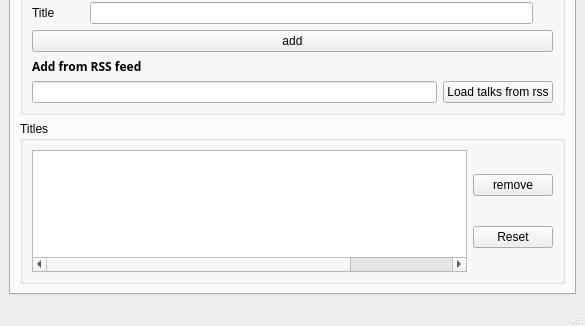
Before: the Qt Designer form src/forms/freeseer_ui_qt.ui in Freeseer/freeseer, drawn with Qt 5; both pictures show x 0 to 585 and y 203 to 529 of the 585 by 529 pixel window.
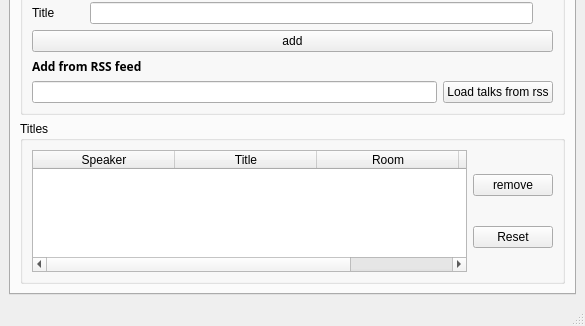
After: the same form once the commit is applied. The open tabs and pages were chosen to show the change. Icons and pictures are not drawn.

Commit message: edittable header are now shown, and sort is enabled

Diff of the .ui file:
```diff
--- a/src/forms/freeseer_ui_qt.ui
+++ b/src/forms/freeseer_ui_qt.ui
@@ -794,33 +794,64 @@
              <property name="sortingEnabled">
               <bool>true</bool>
              </property>
+             <property name="rowCount">
+              <number>0</number>
+             </property>
              <property name="columnCount">
               <number>4</number>
              </property>
-             <property name="km" stdset="0">
-              <number>0</number>
-             </property>
-             <attribute name="horizontalHeaderVisible">
-              <bool>false</bool>
+             <attribute name="horizontalHeaderCascadingSectionResizes">
+              <bool>true</bool>
              </attribute>
              <attribute name="horizontalHeaderDefaultSectionSize">
               <number>142</number>
              </attribute>
+             <attribute name="horizontalHeaderStretchLastSection">
+              <bool>true</bool>
+             </attribute>
              <attribute name="verticalHeaderVisible">
               <bool>false</bool>
              </attribute>
+             <attribute name="verticalHeaderCascadingSectionResizes">
+              <bool>true</bool>
+             </attribute>
+             <attribute name="verticalHeaderShowSortIndicator" stdset="0">
+              <bool>true</bool>
+             </attribute>
+             <attribute name="verticalHeaderStretchLastSection">
+              <bool>true</bool>
+             </attribute>
              <attribute name="verticalHeaderVisible">
               <bool>false</bool>
              </attribute>
-             <attribute name="horizontalHeaderVisible">
-              <bool>false</bool>
+             <attribute name="horizontalHeaderStretchLastSection">
+              <bool>true</bool>
+             </attribute>
+             <attribute name="horizontalHeaderCascadingSectionResizes">
+              <bool>true</bool>
+             </attribute>
+             <attribute name="verticalHeaderCascadingSectionResizes">
+              <bool>true</bool>
+             </attribute>
+             <attribute name="verticalHeaderShowSortIndicator" stdset="0">
+              <bool>true</bool>
+             </attribute>
+             <attribute name="verticalHeaderStretchLastSection">
+              <bool>true</bool>
              </attribute>
              <attribute name="horizontalHeaderDefaultSectionSize">
               <number>142</number>
              </attribute>
              <column>
               <property name="text">
-               <string>Speaker</string>
+               <string notr="true">Speaker</string>
+              </property>
+              <property name="background">
+               <color>
+                <red>0</red>
+                <green>0</green>
+                <blue>0</blue>
+               </color>
               </property>
              </column>
              <column>
```
The commit also changes 1 other file.
